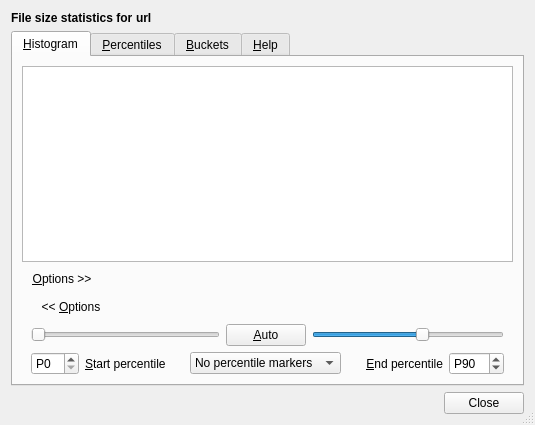
Old version of the form src/file-size-stats-window.ui in the repository Lithopsian/qt6dirstat.
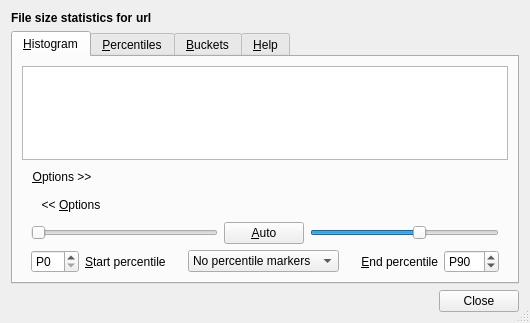
New version of the form. Custom widgets are drawn as their Qt base class.

Commit message:
File size stats window geometry
Drop the width constraint in calcGeometry().  The width is already constrained in the .ui file and the additional constraint is not helpful.  The lower height limit is set to approximately match the height of the overflow panel so that they scale together.
Drop the height constraint in the .ui file.  No real reason to restrict the user if they want a tiny histogram.  The width remains constrained to the width of the options panel.
Change the upper height limit in calcGeometry() to the width; allowing the aspect ratio to become taller is not helpful.

```diff
--- a/src/file-size-stats-window.ui
+++ b/src/file-size-stats-window.ui
@@ -6,8 +6,8 @@
    <rect>
     <x>0</x>
     <y>0</y>
-    <width>529</width>
-    <height>425</height>
+    <width>522</width>
+    <height>323</height>
    </rect>
   </property>
   <property name="windowTitle">
@@ -52,12 +52,6 @@
    </item>
    <item>
     <widget class="QTabWidget" name="tabWidget">
-     <property name="minimumSize">
-      <size>
-       <width>513</width>
-       <height>353</height>
-      </size>
-     </property>
      <property name="currentIndex">
       <number>0</number>
      </property>
@@ -68,6 +62,12 @@
       <layout class="QVBoxLayout" name="verticalLayout_8">
        <item>
         <widget class="QDirStat::HistogramView" name="histogramView">
+         <property name="minimumSize">
+          <size>
+           <width>486</width>
+           <height>0</height>
+          </size>
+         </property>
          <property name="verticalScrollBarPolicy">
           <enum>Qt::ScrollBarAlwaysOff</enum>
          </property>
```
Left out of the diff: 2 changed lines with no effect on the pictures. The commit also changes 1 other file.
